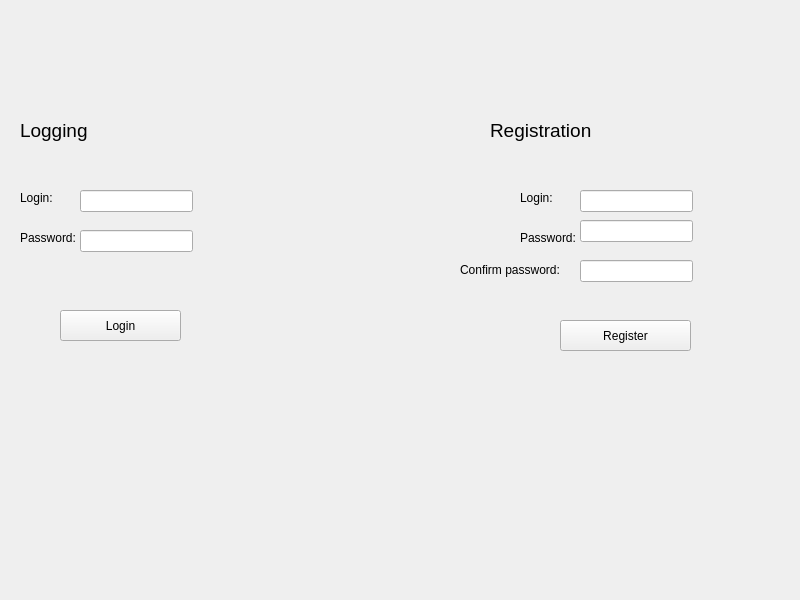
First picture: the form in Scrabble_GUI/Logging_GUI.ui, repository sobolak/scrabble, before the edit.
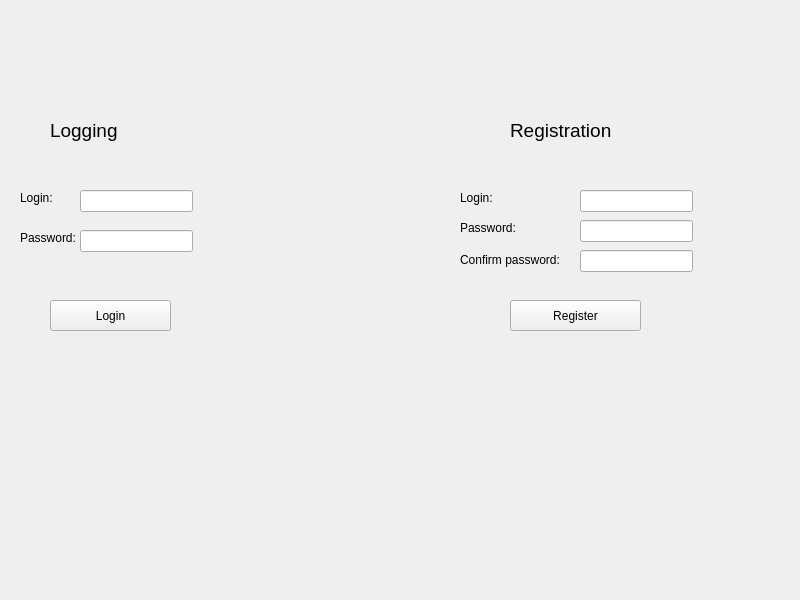
Second picture: the form after the edit.

Patch:
```diff
--- a/Scrabble_GUI/Logging_GUI.ui
+++ b/Scrabble_GUI/Logging_GUI.ui
@@ -16,9 +16,9 @@
   <widget class="QLabel" name="label_registration">
    <property name="geometry">
     <rect>
-     <x>490</x>
+     <x>510</x>
      <y>100</y>
-     <width>281</width>
+     <width>121</width>
      <height>61</height>
     </rect>
    </property>
@@ -29,8 +29,8 @@
   <widget class="QPushButton" name="pushButton_login">
    <property name="geometry">
     <rect>
-     <x>60</x>
-     <y>310</y>
+     <x>50</x>
+     <y>300</y>
      <width>121</width>
      <height>31</height>
     </rect>
@@ -42,9 +42,9 @@
   <widget class="QLabel" name="label_logging">
    <property name="geometry">
     <rect>
-     <x>20</x>
+     <x>50</x>
      <y>100</y>
-     <width>341</width>
+     <width>101</width>
      <height>61</height>
     </rect>
    </property>
@@ -55,7 +55,7 @@
   <widget class="QLabel" name="label_reg_login">
    <property name="geometry">
     <rect>
-     <x>520</x>
+     <x>460</x>
      <y>190</y>
      <width>55</width>
      <height>16</height>
@@ -118,7 +118,7 @@
    <property name="geometry">
     <rect>
      <x>580</x>
-     <y>260</y>
+     <y>250</y>
      <width>113</width>
      <height>22</height>
     </rect>
@@ -141,7 +141,7 @@
    <property name="geometry">
     <rect>
      <x>460</x>
-     <y>260</y>
+     <y>250</y>
      <width>101</width>
      <height>20</height>
     </rect>
@@ -166,8 +166,8 @@
   <widget class="QLabel" name="label_reg_password">
    <property name="geometry">
     <rect>
-     <x>520</x>
-     <y>230</y>
+     <x>460</x>
+     <y>220</y>
      <width>55</width>
      <height>16</height>
     </rect>
@@ -179,8 +179,8 @@
   <widget class="QPushButton" name="pushButton_register">
    <property name="geometry">
     <rect>
-     <x>560</x>
-     <y>320</y>
+     <x>510</x>
+     <y>300</y>
      <width>131</width>
      <height>31</height>
     </rect>
```
